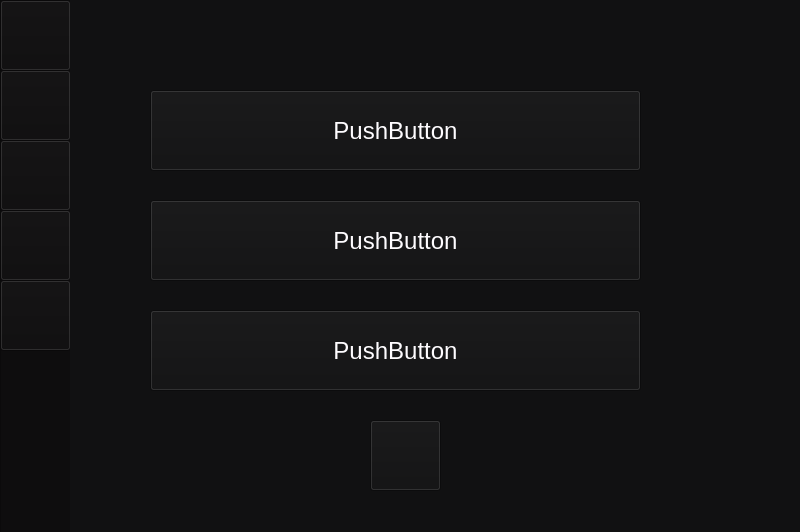
Above: KitchenAppGUI.ui from ybharatu/KitchenAssistant before the change. Below: the same form after it.
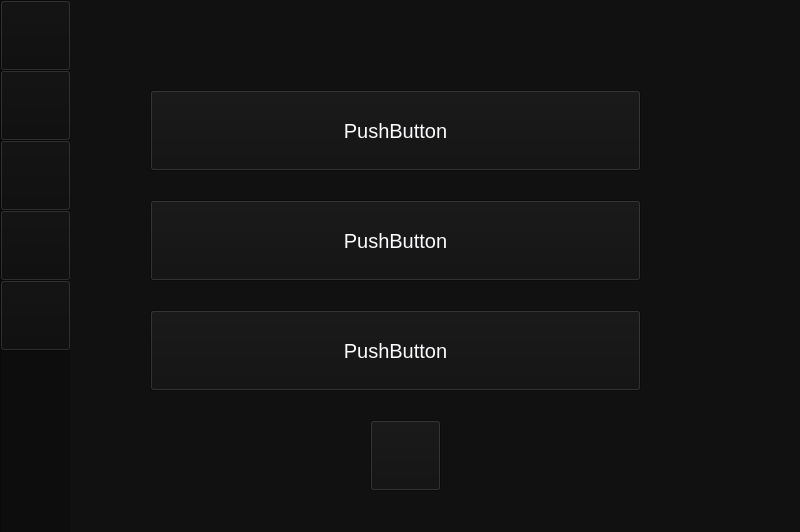
That is the form after the change. The open tabs and pages were chosen to show the change. Icons and pictures are not drawn.

Patch:
```diff
--- a/KitchenAppGUI.ui
+++ b/KitchenAppGUI.ui
@@ -597,7 +597,7 @@
       </property>
       <property name="font">
        <font>
-        <pointsize>18</pointsize>
+        <pointsize>15</pointsize>
        </font>
       </property>
       <property name="styleSheet">
@@ -618,7 +618,7 @@
       </property>
       <property name="font">
        <font>
-        <pointsize>18</pointsize>
+        <pointsize>15</pointsize>
        </font>
       </property>
       <property name="styleSheet">
@@ -639,7 +639,7 @@
       </property>
       <property name="font">
        <font>
-        <pointsize>18</pointsize>
+        <pointsize>15</pointsize>
        </font>
       </property>
       <property name="styleSheet">
```
Left out of the diff: 2 changed lines with no effect on the pictures.
